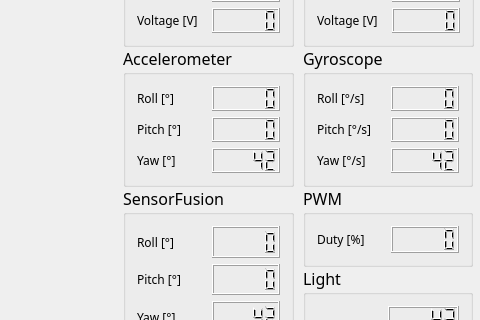
First picture: the form in groundstation.ui, repository Angele-/FloatSat_GroundStation, before the edit; both pictures show x 817 to 1297 and y 131 to 451 of the 1297 by 733 pixel window.
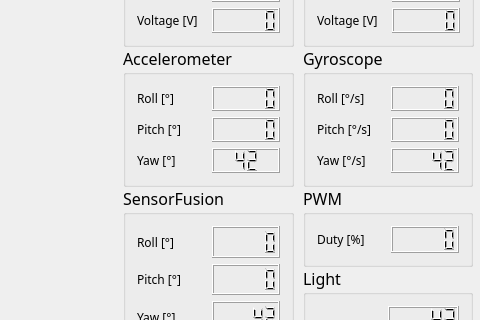
Second picture: the form after the edit. Custom widgets are drawn as their Qt base class.

Commit message: Set number of digits to 2

```diff
--- a/groundstation.ui
+++ b/groundstation.ui
@@ -760,6 +760,9 @@
          <pointsize>9</pointsize>
         </font>
        </property>
+       <property name="digitCount">
+        <number>2</number>
+       </property>
        <property name="intValue" stdset="0">
         <number>42</number>
        </property>
```
